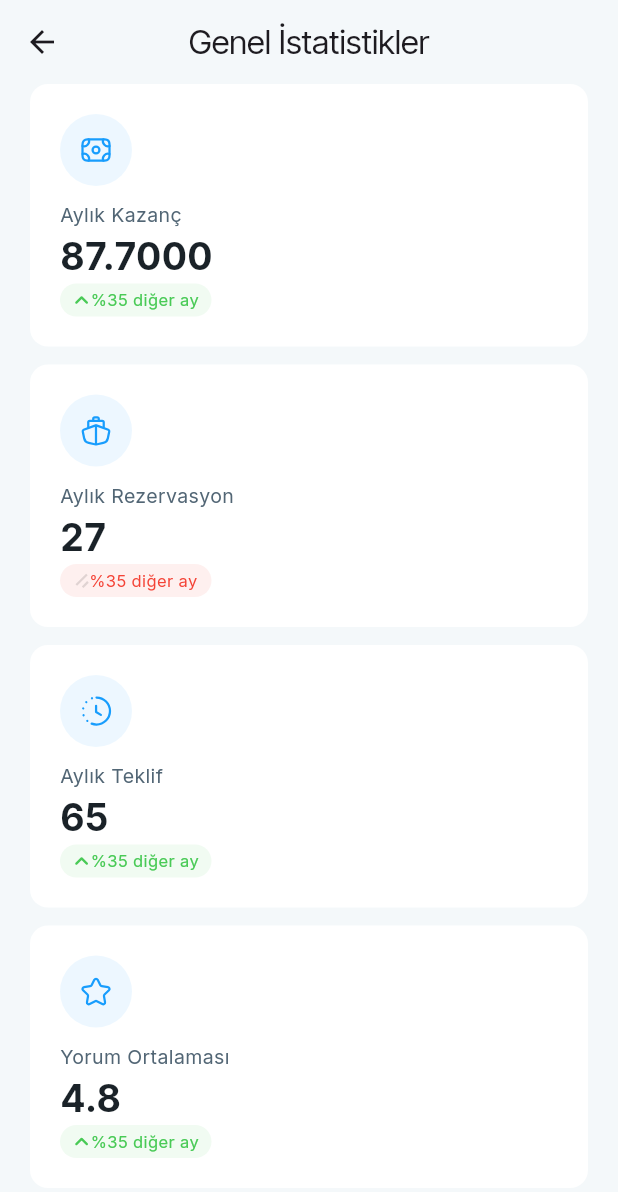
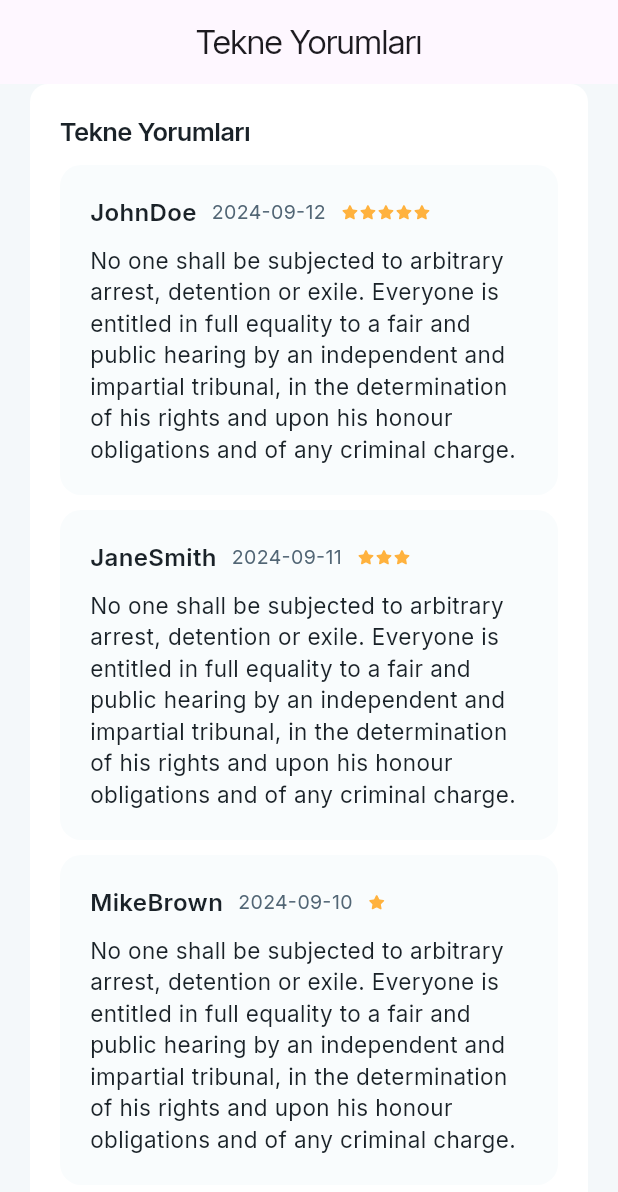
Before and after one commit to alican645/sabo_software, a Flutter app: the screen it shows after launch, on a phone screen of 412 x 824 dp. Shown: the top 1192 px of the screen. Run offline on Flutter 3.47's test engine with Material 3 defaults, Android fonts, the phone set to English and light mode, and no system bars; our stand-ins replace flutter_svg, google_fonts.

Commit message:
sabo_software 14.09.204-00.51

```diff
--- /dev/null
+++ b/lib/Models/CommentModel.dart
@@ -0,0 +1,30 @@
+
+
+class CommentModel {
+  int? commentId;
+  String? userName;
+  String? commentDate;
+  String? comment;
+  int? commentScore;
+
+  CommentModel(
+      {this.commentId,this.userName, this.commentDate, this.comment, this.commentScore});
+
+  CommentModel.fromJson(Map<String, dynamic> json) {
+    commentId = json['comment_id'];
+    userName = json['user_name'];
+    commentDate = json['comment_date'];
+    comment = json['comment'];
+    commentScore = json['comment_score'];
+  }
+
+  Map<String, dynamic> toJson() {
+    final Map<String, dynamic> data = new Map<String, dynamic>();
+    data['comment_id'] = this.commentId;
+    data['user_name'] = this.userName;
+    data['comment_date'] = this.commentDate;
+    data['comment'] = this.comment;
+    data['comment_score'] = this.commentScore;
+    return data;
+  }
+}
--- a/lib/main.dart
+++ b/lib/main.dart
@@ -10,6 +10,7 @@ import 'package:untitled/views/OrganizasyonlarPage.dart';
 import 'package:untitled/views/SartlarPage.dart';
 import 'package:untitled/views/TasitlarDetayPage.dart';
 import 'package:untitled/views/GenelIstatistiklerPage.dart';
+import 'package:untitled/views/Yorumlar.dart';
 
 
 void main() {
@@ -30,7 +31,7 @@ class MyApp extends StatelessWidget {
         theme: ThemeData(
           textTheme: GoogleFonts.interTightTextTheme(),
         ),
-        home: SafeArea(child: GenelIstatistiklerPage(),)
+        home: SafeArea(child: YorumlarPage(),)
     );
   }
 }
--- a/lib/views/GenelIstatistiklerPage.dart
+++ b/lib/views/GenelIstatistiklerPage.dart
@@ -103,19 +103,26 @@ class _GenelIstatistiklerPageState extends State<GenelIstatistiklerPage> {
     );
   }
 
-  Container _buildProfileContainer(
+  Padding _buildProfileContainer(
     {required Size size,required bool isCompleted,required String content}
     ) {
-    return Container(
+    return Padding(
+      padding: EdgeInsets.only(top: 12),
+      child: Container(
                       width: size.width,
                       height: 56,
                       decoration: _boxDecoration.copyWith(color:Color(0xffF9FCFD)),
+                      child: Padding(
+
+                        padding: EdgeInsets.symmetric(horizontal: 10),
                         child: Row(
                           mainAxisAlignment: MainAxisAlignment.spaceBetween,
                           children: [
                           Text(content,style: isCompleted==true ? _completedStyle   : _notCompletedStyle,),
                           SvgPicture.asset(isCompleted==true ? 'assets/svg/completed_icon.svg' : 'assets/svg/arrow -right.svg')
                         ],),
+                      ),
+                    ),
     );
   }
 
--- /dev/null
+++ b/lib/views/Yorumlar.dart
@@ -0,0 +1,362 @@
+import 'package:flutter/material.dart';
+import 'package:flutter_svg/flutter_svg.dart';
+import 'package:google_fonts/google_fonts.dart';
+
+import '../Models/CommentModel.dart';
+
+class YorumlarPage extends StatefulWidget {
+  YorumlarPage({super.key});
+
+  @override
+  State<YorumlarPage> createState() => _YorumlarPageState();
+}
+
+class _YorumlarPageState extends State<YorumlarPage> {
+  final TextStyle _nameTextStyle = GoogleFonts.inter(
+      fontSize: 16, fontWeight: FontWeight.w600, color: Color(0xff1A2228));
+
+  final TextStyle _dateTextStyle = GoogleFonts.inter(
+      fontSize: 13, fontWeight: FontWeight.w400, color: Color(0xff526675));
+
+  final TextStyle _commentTextStyle = GoogleFonts.inter(
+      fontSize: 15, fontWeight: FontWeight.w400, color: Color(0xff1A2228));
+
+  final TextStyle _commentsTitleTextStyle = GoogleFonts.interTight(
+      fontSize: 17, fontWeight: FontWeight.w600, color: Color(0xff1A2228));
+
+  final _boxDecoration = BoxDecoration(
+    color: Colors.white,
+    borderRadius: BorderRadius.circular(12),
+  );
+
+  bool _isPressed = false;
+
+  // Gösterilecek yorumların sayısı
+  int _visibleComments = 6;
+
+  List<CommentModel> commentList = [
+  CommentModel(
+  userName: "JohnDoe",
+  commentDate: "2024-09-12",
+  comment:
+  "No one shall be subjected to arbitrary arrest, detention or exile. Everyone is entitled in full equality to a fair and public hearing by an independent and impartial tribunal, in the determination of his rights and upon his honour obligations and of any criminal charge.",
+  commentScore: 5,
+  ),
+  CommentModel(
+  userName: "JaneSmith",
+  commentDate: "2024-09-11",
+  comment:
+  "No one shall be subjected to arbitrary arrest, detention or exile. Everyone is entitled in full equality to a fair and public hearing by an independent and impartial tribunal, in the determination of his rights and upon his honour obligations and of any criminal charge.",
+  commentScore: 3,
+  ),
+  CommentModel(
+  userName: "MikeBrown",
+  commentDate: "2024-09-10",
+  comment:
+  "No one shall be subjected to arbitrary arrest, detention or exile. Everyone is entitled in full equality to a fair and public hearing by an independent and impartial tribunal, in the determination of his rights and upon his honour obligations and of any criminal charge.",
+  commentScore: 1,
+  ),
+  CommentModel(
+  userName: "SarahJohnson",
+  commentDate: "2024-09-09",
+  comment:
+  "No one shall be subjected to arbitrary arrest, detention or exile. Everyone is entitled in full equality to a fair and public hearing by an independent and impartial tribunal, in the determination of his rights and upon his honour obligations and of any criminal charge. detention or exile. Everyone is entitled in full equality to a fair and public hearing by an independent and impartial tribunal, in the determination of his r detention or exile. Everyone is entitled in full equality to a fair and public hearing by an independent and impartial tribunal, in the determination of his rights and upon his honour obligations and of any criminal charge.,ights and upon his honour obligations and of any criminal charge.",
+  commentScore: 4,
+  ),
+  CommentModel(
+  userName: "DavidWilson",
+  commentDate: "2024-09-08",
+  comment:
+  "No one shall be subjected to arbitrary arrest, detention or exile. Everyone is entitled in full equality to a fair and public hearing by an independent and impartial tribunal, in the determination of his rights and upon his honour obligations and of any criminal charge.",
+  commentScore: 3,
+  ),
+  CommentModel(
+  userName: "EmilyDavis",
+  commentDate: "2024-09-07",
+  comment:
+  "No one shall be subjected to arbitrary arrest, detention or exile. Everyone is entitled in full equality to a fair and public hearing by an independent and impartial tribunal, in the determination of his rights and upon his honour obligations and of any criminal charge.",
+  commentScore: 5,
+  ),
+  CommentModel(
+  userName: "ChrisMiller",
+  commentDate: "2024-09-06",
+  comment:
+  "No one shall be subjected to arbitrary arrest, detention or exile. Everyone is entitled in full equality to a fair and public hearing by an independent and impartial tribunal, in the determination of his rights and upon his honour obligations and of any criminal charge.",
+  commentScore: 4,
+  ),
+  CommentModel(
+  userName: "EmmaWhite",
+  commentDate: "2024-09-05",
+  comment:
+  "No one shall be subjected to arbitrary arrest, detention or exile. Everyone is entitled in full equality to a fair and public hearing by an independent and impartial tribunal, in the determination of his rights and upon his honour obligations and of any criminal charge.",
+  commentScore: 2,
+  ),
+  CommentModel(
+  userName: "NoahLee",
+  commentDate: "2024-09-04",
+  comment:
+  "No one shall be subjected to arbitrary arrest, detention or exile. Everyone is entitled in full equality to a fair and public hearing by an independent and impartial tribunal, in the determination of his rights and upon his honour obligations and of any criminal charge.",
+  commentScore: 3,
+  ),
+  CommentModel(
+  userName: "OliviaClark",
+  commentDate: "2024-09-03",
+  comment:
+  "No one shall be subjected to arbitrary arrest, detention or exile. Everyone is entitled in full equality to a fair and public hearing by an independent and impartial tribunal, in the determination of his rights and upon his honour obligations and of any criminal charge.",
+  commentScore: 5,),
+    CommentModel(
+      userName: "NoahLee",
+      commentDate: "2024-09-04",
+      comment:
+      "No one shall be subjected to arbitrary arrest, detention or exile.",
+      commentScore: 3,
+    ),
+    CommentModel(
+      userName: "OliviaClark",
+      commentDate: "2024-09-03",
+      comment:
+      "No one shall be subjected to arbitrary arrest, detention or exile.",
+      commentScore: 5,
+    ),
+    CommentModel(
+      userName: "JohnDoe",
+      commentDate: "2024-09-12",
+      comment:
+      "No one shall be subjected to arbitrary arrest, detention or exile.",
+      commentScore: 5,
+    ),
+    CommentModel(
+      userName: "JaneSmith",
+      commentDate: "2024-09-11",
+      comment:
+      "No one shall be subjected to arbitrary arrest, detention or exile.",
+      commentScore: 3,
+    ),
+    CommentModel(
+      userName: "MikeBrown",
+      commentDate: "2024-09-10",
+      comment:
+      "No one shall be subjected to arbitrary arrest, detention or exile.",
+      commentScore: 1,
+    ),
+    CommentModel(
+      userName: "SarahJohnson",
+      commentDate: "2024-09-09",
+      comment:
+      "No one shall be subjected to arbitrary arrest, detention or exile.",
+      commentScore: 4,
+    ),
+    CommentModel(
+      userName: "EmmaWhite",
+      commentDate: "2024-09-05",
+      comment:
+      "No one shall be subjected to arbitrary arrest, detention or exile. Everyone is entitled in full equality to a fair and public hearing by an independent and impartial tribunal, in the determination of his rights and upon his honour obligations and of any criminal charge.",
+      commentScore: 2,
+    ),
+    CommentModel(
+      userName: "NoahLee",
+      commentDate: "2024-09-04",
+      comment:
+      "No one shall be subjected to arbitrary arrest, detention or exile. Everyone is entitled in full equality to a fair and public hearing by an independent and impartial tribunal, in the determination of his rights and upon his honour obligations and of any criminal charge.",
+      commentScore: 3,
+    ),
+    CommentModel(
+      userName: "OliviaClark",
+      commentDate: "2024-09-03",
+      comment:
+      "No one shall be subjected to arbitrary arrest, detention or exile. Everyone is entitled in full equality to a fair and public hearing by an independent and impartial tribunal, in the determination of his rights and upon his honour obligations and of any criminal charge.",
+      commentScore: 5,),
+    CommentModel(
+      userName: "DavidWilson",
+      commentDate: "2024-09-08",
+      comment:
+      "No one shall be subjected to arbitrary arrest, detention or exile.",
+      commentScore: 3,
+    ),
+    CommentModel(
+      userName: "EmilyDavis",
+      commentDate: "2024-09-07",
+      comment:
+      "No one shall be subjected to arbitrary arrest, detention or exile.",
+      commentScore: 5,
+    ),
+    CommentModel(
+      userName: "ChrisMiller",
+      commentDate: "2024-09-06",
+      comment:
+      "No one shall be subjected to arbitrary arrest, detention or exile.",
+      commentScore: 4,
+    ),
+    CommentModel(
+      userName: "EmmaWhite",
+      commentDate: "2024-09-05",
+      comment:
+      "No one shall be subjected to arbitrary arrest, detention or exile.",
+      commentScore: 2,
+    ),
+    CommentModel(
+      userName: "NoahLee",
+      commentDate: "2024-09-04",
+      comment:
+      "No one shall be subjected to arbitrary arrest, detention or exile.",
+      commentScore: 3,
+    ),
+    CommentModel(
+      userName: "OliviaClark",
+      commentDate: "2024-09-03",
+      comment:
+      "No one shall be subjected to arbitrary arrest, detention or exile.",
+      commentScore: 5,
+    ),
+  ];
+
+  @override
+  Widget build(BuildContext context) {
+    final size = MediaQuery.of(context).size;
+
+    return Scaffold(
+      backgroundColor: Color(0xFFF4F8FA),
+      appBar: AppBar(
+        title: Text("Tekne Yorumları"),
+        centerTitle: true,
+      ),
+      body: Padding(
+        padding: EdgeInsets.symmetric(horizontal: 20),
+        child: Container(
+          width: size.width,
+          padding: EdgeInsets.all(20),
+          decoration: _boxDecoration,
+          child: SingleChildScrollView(
+            child: Column(
+              crossAxisAlignment: CrossAxisAlignment.start,
+              children: [
+                Text(
+                  "Tekne Yorumları",
+                  style: _commentsTitleTextStyle,
+                ),
+                // Yorumları göster
+                ...List.generate(
+                  _visibleComments.clamp(0, commentList.length), // Görüntülenen yorum sayısı
+                      (index) => _buildCommentContainer(
+                    size: size,
+                    index: index,
+                    commentModel: commentList[index],
+                  ),
+                ),
+                // Eğer tüm yorumlar yüklendiyse "Daha Fazla Yükle" butonunu gösterme
+                if (_visibleComments < commentList.length)
+                  Container(
+                    decoration: BoxDecoration(
+                      color: Colors.white,
+                      borderRadius: BorderRadius.only(
+                        bottomLeft: Radius.circular(12),
+                        bottomRight: Radius.circular(12),
+                      ),
+                    ),
+                    child: GestureDetector(
+                      onTapDown: (_) {
+                        setState(() {
+                          _isPressed = true;
+                        });
+                      },
+                      onTapUp: (_) {
+                        setState(() {
+                          _isPressed = false;
+                        });
+                        // Daha fazla yorum yükle
+                        _loadMoreComments();
+                      },
+                      onTapCancel: () {
+                        setState(() {
+                          _isPressed = false;
+                        });
+                      },
+                      child: Container(
+                        height: 56,
+                        decoration: BoxDecoration(
+                          color: _isPressed == false
+                              ? Color(0xff189DFD)
+                              : Color(0xff189DFD).withOpacity(0.5),
+                          borderRadius: BorderRadius.circular(200),
+                        ),
+                        child: Center(
+                          child: Text(
+                            "Daha Fazla Yükle",
+                            style: GoogleFonts.inter(
+                              fontSize: 15,
+                              fontWeight: FontWeight.w500,
+                              color: Colors.white,
+                            ),
+                          ),
+                        ),
+                      ),
+                    ),
+                  ),
+              ],
+            ),
+          ),
+        ),
+      ),
+    );
+  }
+
+  // Yorumları 6 adet daha yükler
+  void _loadMoreComments() {
+    setState(() {
+      _visibleComments += 6;
+    });
+  }
+
+  Padding _buildCommentContainer({
+    required Size size,
+    required int index,
+    required CommentModel commentModel,
+  }) {
+    return Padding(
+      padding: const EdgeInsets.only(top: 10.0),
+      child: Container(
+        padding: EdgeInsets.all(20),
+        width: size.width,
+        decoration: _boxDecoration.copyWith(
+          color: Color(0xffF9FCFD),
+          borderRadius: BorderRadius.circular(14),
+        ),
+        child: Column(
+          children: [
+            Row(
+              children: [
+                Text(
+                  commentModel.userName.toString(),
+                  style: _nameTextStyle,
+                ),
+                SizedBox(
+                  width: 10,
+                ),
+                Text(
+                  commentModel.commentDate.toString(),
+                  style: _dateTextStyle,
+                ),
+                SizedBox(
+                  width: 10,
+                ),
+                Row(
+                  children: List.generate(
+                    commentModel.commentScore!,
+                        (index) => SvgPicture.asset("assets/svg/comment_star.svg"),
+                  ),
+                ),
+              ],
+            ),
+            SizedBox(
+              height: 10,
+            ),
+            Text(
+              commentModel.comment.toString(),
+              style: _commentTextStyle,
+            ),
+          ],
+        ),
+      ),
+    );
+  }
+}
```
Also changed, not shown: assets/svg/comment_star.svg (added). Lines whose indentation alone changed are shown as unchanged.
